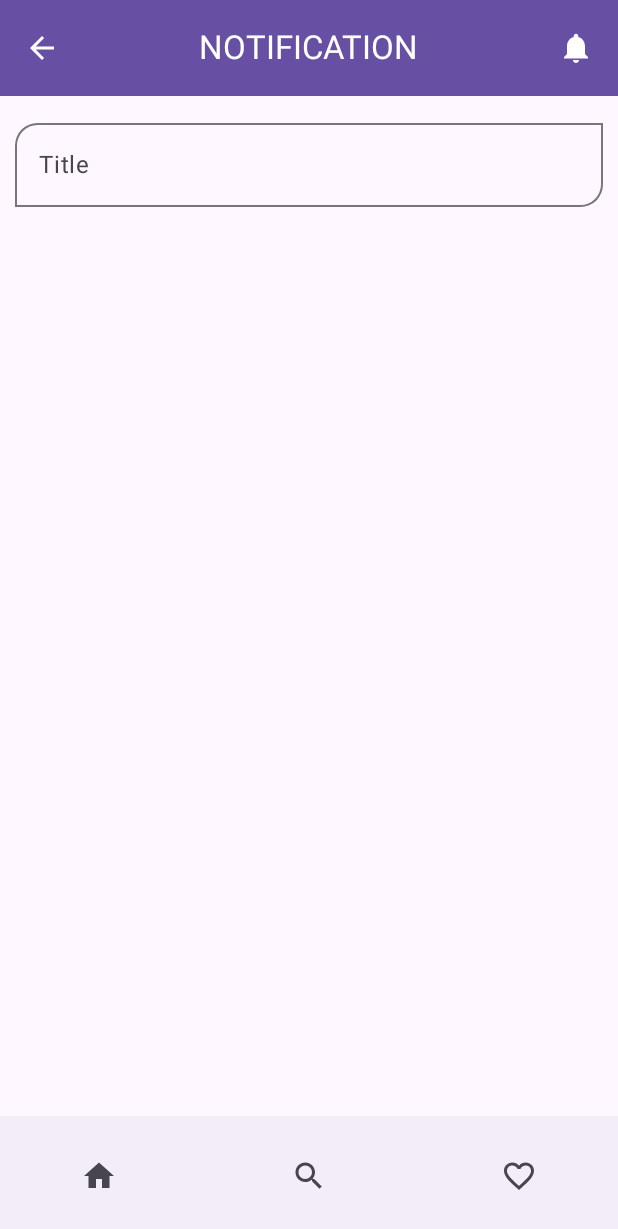
After one commit to SuhailPA/News-App---Jetpack-Compose, an Android app built with Jetpack Compose: the NotificationScreen screen opened through its navigation route, on a phone screen of 412 x 824 dp. The commit adds this screen. Shown: the top 1229 px of the screen. Run offline under Robolectric (Android 15) with nearby library versions, the phone set to English and light mode, and no system bars; our stand-ins replace Room's generated code, paging; libraries missing offline, so code that uses them is left out: com.jakewharton.retrofit2; pictures from the network do not load; 3 statements that could not run were skipped.

Commit message:
Firebase DB Connected and Notification Menu Icon Added

```diff
--- a/app/build.gradle.kts
+++ b/app/build.gradle.kts
@@ -3,6 +3,7 @@ plugins {
     id("org.jetbrains.kotlin.android")
     id("com.google.devtools.ksp") version "1.8.21-1.0.11"
     id ("org.jetbrains.kotlin.plugin.serialization") version "1.8.10"
+    id("com.google.gms.google-services")
 }
 
 android {
@@ -93,4 +94,8 @@ dependencies {
     //Pagination
     implementation ("androidx.paging:paging-runtime-ktx:3.2.1")
     implementation ("androidx.paging:paging-compose:3.2.1")
+
+    //Firebase Push Notification
+    implementation(platform("com.google.firebase:firebase-bom:32.3.1"))
+    implementation("com.google.firebase:firebase-messaging-ktx")
 }
--- a/app/src/main/java/com/example/newsapp/AppViewModelProvider.kt
+++ b/app/src/main/java/com/example/newsapp/AppViewModelProvider.kt
@@ -3,9 +3,7 @@ package com.example.newsapp
 import androidx.lifecycle.ViewModelProvider
 import androidx.lifecycle.viewmodel.initializer
 import androidx.lifecycle.viewmodel.viewModelFactory
-import com.example.newsapp.di.NewsContainer
-import com.example.newsapp.di.NewsDataContainer
-import com.example.newsapp.ui.theme.NewsViewModel
+import com.example.newsapp.ui.NewsViewModel
 
 object AppViewModelProvider {
 
--- a/app/src/main/java/com/example/newsapp/data/model/NewsTable.kt
+++ b/app/src/main/java/com/example/newsapp/data/model/NewsTable.kt
@@ -2,8 +2,8 @@ package com.example.newsapp.data.model
 
 import androidx.room.Entity
 import androidx.room.PrimaryKey
-import com.example.newsapp.ui.theme.navigation.NavigationItem
-import com.example.newsapp.ui.theme.navigation.NewsAppScreens
+import com.example.newsapp.ui.navigation.NavigationItem
+import com.example.newsapp.ui.navigation.NewsAppScreens
 import kotlinx.serialization.Serializable
 
 @Serializable
--- a/app/src/main/java/com/example/newsapp/ui/theme/NewsApp.kt
+++ b/app/src/main/java/com/example/newsapp/ui/NewsApp.kt
@@ -1,25 +1,22 @@
-package com.example.newsapp.ui.theme
+package com.example.newsapp.ui
 
-import androidx.compose.foundation.clickable
 import androidx.compose.material.icons.Icons
 import androidx.compose.material.icons.filled.ArrowBack
+import androidx.compose.material.icons.filled.Notifications
 import androidx.compose.material3.CenterAlignedTopAppBar
 import androidx.compose.material3.ExperimentalMaterial3Api
 import androidx.compose.material3.Icon
 import androidx.compose.material3.IconButton
-import androidx.compose.material3.LargeTopAppBar
 import androidx.compose.material3.MaterialTheme
-import androidx.compose.material3.Scaffold
 import androidx.compose.material3.Text
 import androidx.compose.material3.TopAppBarDefaults
 import androidx.compose.material3.TopAppBarScrollBehavior
 import androidx.compose.runtime.Composable
 import androidx.compose.ui.Modifier
-import androidx.compose.ui.res.stringResource
 import androidx.navigation.NavHostController
 import androidx.navigation.compose.rememberNavController
-import com.example.newsapp.ui.theme.navigation.NewsAppScreens
-import com.example.newsapp.ui.theme.navigation.NewsNavigation
+import com.example.newsapp.ui.navigation.NewsAppScreens
+import com.example.newsapp.ui.navigation.NewsNavigation
 
 
 @Composable
@@ -33,7 +30,8 @@ fun NewsApp(navController: NavHostController = rememberNavController()) {
 fun NewsTopAppBar(
     modifier: Modifier = Modifier,
     newScreen: NewsAppScreens,
-    scrollBehavior: TopAppBarScrollBehavior
+    scrollBehavior: TopAppBarScrollBehavior,
+    navController: NavHostController
 ) {
     CenterAlignedTopAppBar(
         title = {
@@ -47,7 +45,22 @@ fun NewsTopAppBar(
         colors = TopAppBarDefaults.centerAlignedTopAppBarColors(
             containerColor = MaterialTheme.colorScheme.primary,
             navigationIconContentColor = MaterialTheme.colorScheme.onPrimary,
-            titleContentColor = MaterialTheme.colorScheme.onPrimary
-        )
+            titleContentColor = MaterialTheme.colorScheme.onPrimary,
+            actionIconContentColor = MaterialTheme.colorScheme.onPrimary
+        ),
+        navigationIcon = {
+            if (navController.currentDestination?.route == NewsAppScreens.NOTIFICATION.name) {
+                IconButton(onClick = { navController.navigateUp() }) {
+                    Icon(imageVector = Icons.Default.ArrowBack, contentDescription = null)
+                }
+            }
+        }, actions = {
+            IconButton(onClick = { navController.navigate(route = NewsAppScreens.NOTIFICATION.name) }) {
+                Icon(
+                    imageVector = Icons.Default.Notifications,
+                    contentDescription = null
+                )
+            }
+        }
     )
 }
--- a/app/src/main/java/com/example/newsapp/ui/theme/NewsViewModel.kt
+++ b/app/src/main/java/com/example/newsapp/ui/NewsViewModel.kt
@@ -1,6 +1,5 @@
-package com.example.newsapp.ui.theme
+package com.example.newsapp.ui
 
-import androidx.compose.runtime.collectAsState
 import androidx.lifecycle.ViewModel
 import androidx.lifecycle.viewModelScope
 import androidx.paging.Pager
@@ -12,8 +11,6 @@ import com.example.newsapp.data.repository.NewsRepository
 import kotlinx.coroutines.flow.MutableStateFlow
 import kotlinx.coroutines.flow.SharingStarted
 import kotlinx.coroutines.flow.StateFlow
-import kotlinx.coroutines.flow.asStateFlow
-import kotlinx.coroutines.flow.collect
 import kotlinx.coroutines.flow.stateIn
 import kotlinx.coroutines.flow.update
 import kotlinx.coroutines.launch
--- /dev/null
+++ b/app/src/main/java/com/example/newsapp/ui/NotificationScreen.kt
@@ -0,0 +1,67 @@
+package com.example.newsapp.ui
+
+import androidx.activity.compose.BackHandler
+import androidx.compose.foundation.layout.Column
+import androidx.compose.foundation.layout.fillMaxSize
+import androidx.compose.foundation.layout.fillMaxWidth
+import androidx.compose.foundation.layout.padding
+import androidx.compose.foundation.shape.RoundedCornerShape
+import androidx.compose.material3.OutlinedTextField
+import androidx.compose.material3.Text
+import androidx.compose.material3.TextField
+import androidx.compose.runtime.Composable
+import androidx.compose.runtime.getValue
+import androidx.compose.runtime.mutableStateOf
+import androidx.compose.runtime.remember
+import androidx.compose.runtime.setValue
+import androidx.compose.ui.Modifier
+import androidx.compose.ui.tooling.preview.Preview
+import androidx.compose.ui.unit.dp
+import com.example.newsapp.ui.theme.NewsAppTheme
+
+@Composable
+fun NotificationScreen(
+    modifier: Modifier = Modifier,
+    onUserClickBack: () -> Unit
+) {
+    BackHandler {
+        onUserClickBack()
+    }
+    var textValue by remember {
+        mutableStateOf("")
+    }
+    Column(modifier = modifier.fillMaxSize()) {
+        TextInputEditText(
+            onValueChange = {
+                textValue = it
+            }, textValue = textValue,
+            hint = "Title"
+        )
+    }
+}
+
+@Composable
+fun TextInputEditText(
+    onValueChange: (String) -> Unit,
+    textValue: String,
+    hint: String,
+    modifier: Modifier = Modifier
+) {
+    OutlinedTextField(
+        modifier = modifier
+            .fillMaxWidth()
+            .padding(10.dp),
+        value = textValue,
+        onValueChange = onValueChange,
+        label = { Text(text = hint) },
+        shape = RoundedCornerShape(topStart = 15.dp, bottomEnd = 15.dp)
+    )
+}
+
+@Preview(showBackground = true, showSystemUi = true)
+@Composable
+fun PreviewNotificationScreen() {
+    NewsAppTheme {
+//        NotificationScreen()
+    }
+}
--- a/app/src/main/java/com/example/newsapp/ui/theme/bookmarks/BookMarkScreen.kt
+++ b/app/src/main/java/com/example/newsapp/ui/bookmarks/BookMarkScreen.kt
@@ -1,4 +1,4 @@
-package com.example.newsapp.ui.theme.bookmarks
+package com.example.newsapp.ui.bookmarks
 
 import androidx.compose.foundation.layout.Arrangement
 import androidx.compose.foundation.layout.Column
@@ -13,7 +13,7 @@ import androidx.compose.ui.Alignment
 import androidx.compose.ui.Modifier
 import androidx.compose.ui.unit.dp
 import com.example.newsapp.data.model.NewsTable
-import com.example.newsapp.ui.theme.home.NewsItem
+import com.example.newsapp.ui.home.NewsItem
 
 @Composable
 fun BookMarkScreen(
--- a/app/src/main/java/com/example/newsapp/ui/theme/home/HomeScreen.kt
+++ b/app/src/main/java/com/example/newsapp/ui/home/HomeScreen.kt
@@ -1,7 +1,6 @@
-package com.example.newsapp.ui.theme.home
+package com.example.newsapp.ui.home
 
 import android.widget.Toast
-import androidx.compose.foundation.Image
 import androidx.compose.foundation.clickable
 import androidx.compose.foundation.layout.Arrangement
 import androidx.compose.foundation.layout.Box
@@ -17,7 +16,6 @@ import androidx.compose.foundation.lazy.items
 import androidx.compose.material3.Card
 import androidx.compose.material3.CardDefaults
 import androidx.compose.material3.CircularProgressIndicator
-import androidx.compose.material3.ExperimentalMaterial3Api
 import androidx.compose.material3.MaterialTheme
 import androidx.compose.material3.Text
 import androidx.compose.runtime.Composable
@@ -25,7 +23,6 @@ import androidx.compose.runtime.LaunchedEffect
 import androidx.compose.ui.Alignment
 import androidx.compose.ui.Modifier
 import androidx.compose.ui.draw.clip
-import androidx.compose.ui.graphics.Color
 import androidx.compose.ui.layout.ContentScale
 import androidx.compose.ui.platform.LocalContext
 import androidx.compose.ui.res.painterResource
--- a/app/src/main/java/com/example/newsapp/ui/theme/navigation/NewsNavigation.kt
+++ b/app/src/main/java/com/example/newsapp/ui/navigation/NewsNavigation.kt
@@ -1,4 +1,4 @@
-package com.example.newsapp.ui.theme.navigation
+package com.example.newsapp.ui.navigation
 
 import androidx.compose.foundation.layout.padding
 import androidx.compose.material.icons.Icons
@@ -26,19 +26,22 @@ import androidx.navigation.compose.composable
 import androidx.navigation.compose.currentBackStackEntryAsState
 import androidx.paging.compose.collectAsLazyPagingItems
 import com.example.newsapp.AppViewModelProvider
-import com.example.newsapp.data.model.NewsTable
-import com.example.newsapp.ui.theme.NewsTopAppBar
-import com.example.newsapp.ui.theme.NewsViewModel
-import com.example.newsapp.ui.theme.bookmarks.BookMarkScreen
-import com.example.newsapp.ui.theme.detail.DetailScreen
-import com.example.newsapp.ui.theme.home.HomeScreen
-import com.example.newsapp.ui.theme.search.SearchScreen
+import com.example.newsapp.ui.NewsTopAppBar
+import com.example.newsapp.ui.NewsViewModel
+import com.example.newsapp.ui.NotificationScreen
+import com.example.newsapp.ui.bookmarks.BookMarkScreen
+import com.example.newsapp.ui.detail.DetailScreen
+import com.example.newsapp.ui.home.HomeScreen
+import com.example.newsapp.ui.search.SearchScreen
 
 enum class NewsAppScreens(name: String, icon: ImageVector?) {
-    HOME(name = "Home", icon = Icons.Default.Home), DETAIL(name = "Detail", icon = null), BOOKMARKS(
+    HOME(name = "Home", icon = Icons.Default.Home),
+    DETAIL(name = "Detail", icon = null),
+    BOOKMARKS(
         name = "Book marks", Icons.Default.FavoriteBorder
     ),
-    SEARCH(name = "Search", icon = Icons.Default.Search)
+    SEARCH(name = "Search", icon = Icons.Default.Search),
+    NOTIFICATION(name = "Notification", icon = null)
 }
 
 enum class NavigationItem {
@@ -72,8 +75,10 @@ fun NewsNavigation(
     val scrollBehavior = TopAppBarDefaults.enterAlwaysScrollBehavior()
     Scaffold(topBar = {
         if (navController.currentDestination?.route != NewsAppScreens.DETAIL.name) NewsTopAppBar(
-            newScreen = currentScreen, scrollBehavior = scrollBehavior
-        )
+            newScreen = currentScreen,
+            scrollBehavior = scrollBehavior,
+            navController = navController
+            )
     }, bottomBar = {
         if (navController.currentDestination?.route != NewsAppScreens.DETAIL.name) BottomNavigationBar(
             currentScreen = currentScreen,
@@ -127,6 +132,11 @@ fun NewsNavigation(
                     onClearTrailItems = {
                         viewModel.updateTheSearchList()
                     })
+            }
+            composable(route = NewsAppScreens.NOTIFICATION.name) {
+                NotificationScreen(
+                    onUserClickBack = { navController.navigateUp() }
+                )
             }
             composable(route = NewsAppScreens.BOOKMARKS.name) {
                 BookMarkScreen(favouriteList = pagingNews.itemSnapshotList.filter {
--- a/build.gradle.kts
+++ b/build.gradle.kts
@@ -8,6 +8,7 @@ plugins {
     id("com.android.application") version "8.0.2" apply false
     id("com.android.library") version "8.0.2" apply false
     id("org.jetbrains.kotlin.android") version "1.8.21" apply false
+    id("com.google.gms.google-services") version "4.3.15" apply false
 }
 
 tasks.register("clean", Delete::class) {
```
Also changed, not shown: app/src/main/java/com/example/newsapp/MainActivity.kt (+2 -12 lines), app/src/main/java/com/example/newsapp/ui/detail/DetailScreen.kt (renamed from app/src/main/java/com/example/newsapp/ui/theme/detail/DetailScreen.kt, +1 -17 lines), app/src/main/java/com/example/newsapp/ui/home/HomeAutoSlider.kt (renamed from app/src/main/java/com/example/newsapp/ui/theme/home/HomeAutoSlider.kt, +1 -8 lines), app/src/main/java/com/example/newsapp/ui/search/SearchScreen.kt (renamed from app/src/main/java/com/example/newsapp/ui/theme/search/SearchScreen.kt, +2 -5 lines), 1 other file.
